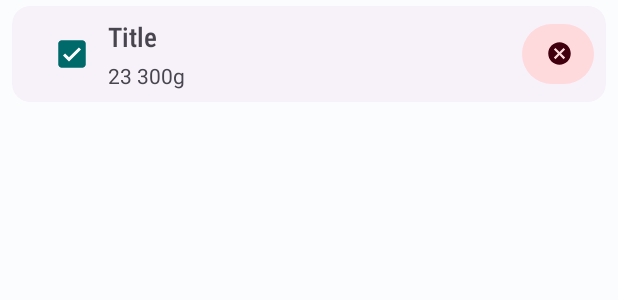
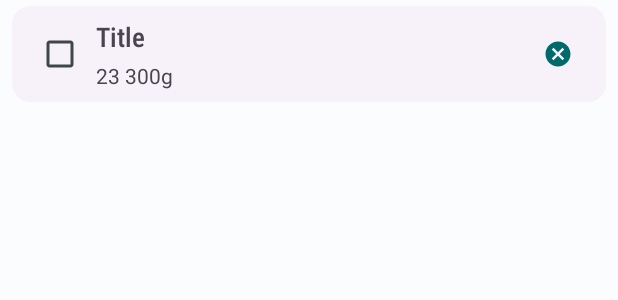
Before and after one commit to stfnhrry/Android-FoodPantry-Java, an Android app: the layout shopping_list_item.xml on its own in the app's theme, with its tools: preview values and no code run, on a phone screen of 412 x 824 dp. Shown: the top 300 px of the screen. Run offline under Robolectric (Android 15) with nearby library versions, the phone set to English and light mode, and no system bars.

Commit message:
Individual shopping list items can be deleted, items can be checked by tapping the card or the checkbox, item checked state is saved when app is closed and reopened

```diff
--- a/app/src/main/res/layout/shopping_list_item.xml
+++ b/app/src/main/res/layout/shopping_list_item.xml
@@ -26,8 +26,7 @@
             android:id="@+id/listItemCheckbox"
             android:layout_width="wrap_content"
             android:layout_height="wrap_content"
-            android:layout_marginStart="8dp"
-            android:checked="true"
+            android:paddingEnd="0dp"
             app:layout_constraintBottom_toBottomOf="parent"
             app:layout_constraintStart_toStartOf="parent"
             app:layout_constraintTop_toTopOf="parent" />
@@ -53,17 +52,12 @@
             app:layout_constraintStart_toStartOf="@+id/listItemName"
             app:layout_constraintTop_toBottomOf="@+id/listItemName" />
 
-        <Button
-            android:id="@+id/increaseButton"
-            style="@style/Widget.Material3.Button.TonalButton"
+        <com.google.android.material.button.MaterialButton
+            android:id="@+id/listItemDeleteButton"
+            style="@style/Widget.Material3.Button.IconButton"
             android:layout_width="wrap_content"
             android:layout_height="wrap_content"
-            android:minWidth="48dp"
-            android:minHeight="48dp"
-            android:paddingStart="16dp"
-            android:paddingEnd="6dp"
             app:icon="@drawable/ic_baseline_cancel_24"
-            app:iconPadding="0dp"
             app:layout_constraintBottom_toBottomOf="parent"
             app:layout_constraintEnd_toEndOf="parent"
             app:layout_constraintTop_toTopOf="parent" />
```
Also changed, not shown: app/src/main/java/com/example/foodpantryjava/MainActivity.java (+9 -4 lines), app/src/main/java/com/example/foodpantryjava/ShoppingListAdapter.java (+74 -12 lines), app/src/main/java/com/example/foodpantryjava/ShoppingListFragment.java (+8 -1 lines).
